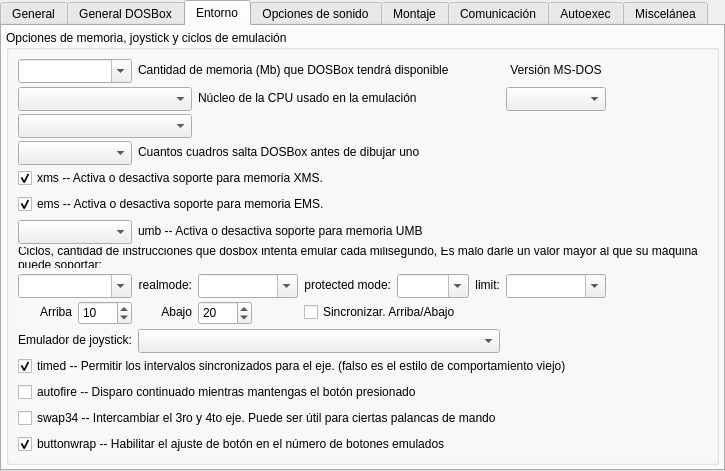
Old version of the form ui/addedit_dosbox.ui in the repository Monthy/gr-lida.
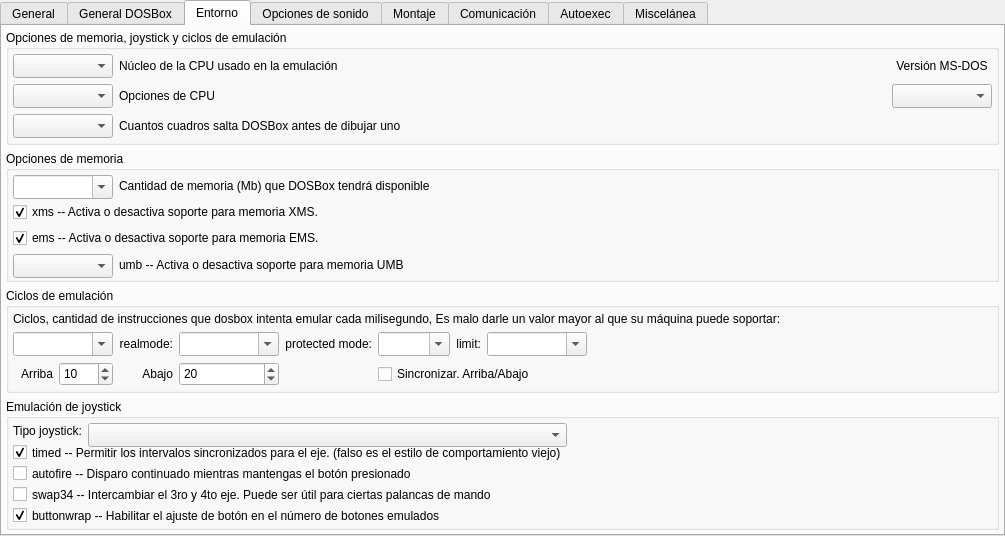
New version of the form. The open tabs and pages were chosen to show the change. Icons and pictures are not drawn.

```diff
--- a/ui/addedit_dosbox.ui
+++ b/ui/addedit_dosbox.ui
@@ -6,8 +6,8 @@
    <rect>
     <x>0</x>
     <y>0</y>
-    <width>725</width>
-    <height>471</height>
+    <width>1005</width>
+    <height>536</height>
    </rect>
   </property>
   <property name="windowTitle">
@@ -583,34 +583,77 @@
       <property name="title">
        <string>Opciones de memoria, joystick y ciclos de emulación</string>
       </property>
-      <layout class="QGridLayout" name="gridLayout_10" columnstretch="0,0,0,0,0,0,0,0,0,1">
-       <item row="0" column="0" colspan="2">
-        <widget class="QComboBox" name="cbxDbx_dosbox_memsize">
+      <layout class="QGridLayout" name="gridLayout_10" columnstretch="0,1,0">
+       <property name="margin">
+        <number>4</number>
+       </property>
+       <item row="0" column="0">
+        <widget class="QComboBox" name="cbxDbx_cpu_core">
          <property name="minimumSize">
           <size>
            <width>100</width>
            <height>24</height>
           </size>
          </property>
-         <property name="editable">
+         <property name="currentIndex">
+          <number>-1</number>
+         </property>
+        </widget>
+       </item>
+       <item row="0" column="1">
+        <widget class="QLabel" name="lb_Dbx_16">
+         <property name="text">
+          <string>Núcleo de la CPU usado en la emulación</string>
+         </property>
+         <property name="wordWrap">
           <bool>true</bool>
          </property>
+        </widget>
+       </item>
+       <item row="1" column="0">
+        <widget class="QComboBox" name="cbxDbx_cpu_cputype">
+         <property name="minimumSize">
+          <size>
+           <width>100</width>
+           <height>24</height>
+          </size>
+         </property>
+        </widget>
+       </item>
+       <item row="1" column="1">
+        <widget class="QLabel" name="lb_Dbx_58">
+         <property name="text">
+          <string>Opciones de CPU</string>
+         </property>
+         <property name="wordWrap">
+          <bool>true</bool>
+         </property>
+        </widget>
+       </item>
+       <item row="2" column="0">
+        <widget class="QComboBox" name="cbxDbx_render_frameskip">
+         <property name="minimumSize">
+          <size>
+           <width>100</width>
+           <height>24</height>
+          </size>
+         </property>
          <property name="currentIndex">
           <number>-1</number>
          </property>
         </widget>
        </item>
-       <item row="0" column="2" colspan="6">
-        <widget class="QLabel" name="lb_Dbx_15">
+       <item row="2" column="1">
+        <widget class="QLabel" name="lb_Dbx_17">
          <property name="text">
-          <string>Cantidad de memoria (Mb) que DOSBox tendrá disponible</string>
+          <string>Cuantos cuadros salta DOSBox antes de dibujar uno</string>
          </property>
          <property name="wordWrap">
           <bool>true</bool>
          </property>
         </widget>
        </item>
-       <item row="0" column="8">
+       <item row="0" column="2">
         <widget class="QLabel" name="lb_Dbx_71">
          <property name="text">
           <string>Versión MS-DOS</string>
@@ -620,7 +663,7 @@
          </property>
         </widget>
        </item>
-       <item row="1" column="8">
+       <item row="1" column="2">
         <widget class="QComboBox" name="cbxDbx_dos_version">
          <property name="minimumSize">
           <size>
@@ -633,7 +676,65 @@
          </property>
         </widget>
        </item>
-       <item row="6" column="0" colspan="2">
+      </layout>
+     </widget>
+    </item>
+    <item>
+     <widget class="QGroupBox" name="groupBox_13">
+      <property name="title">
+       <string>Opciones de memoria</string>
+      </property>
+      <layout class="QGridLayout" name="gridLayout_16" columnstretch="0,1">
+       <property name="margin">
+        <number>4</number>
+       </property>
+       <item row="0" column="0">
+        <widget class="QComboBox" name="cbxDbx_dosbox_memsize">
+         <property name="minimumSize">
+          <size>
+           <width>100</width>
+           <height>24</height>
+          </size>
+         </property>
+         <property name="editable">
+          <bool>true</bool>
+         </property>
+         <property name="currentIndex">
+          <number>-1</number>
+         </property>
+        </widget>
+       </item>
+       <item row="0" column="1">
+        <widget class="QLabel" name="lb_Dbx_15">
+         <property name="text">
+          <string>Cantidad de memoria (Mb) que DOSBox tendrá disponible</string>
+         </property>
+         <property name="wordWrap">
+          <bool>true</bool>
+         </property>
+        </widget>
+       </item>
+       <item row="1" column="0" colspan="2">
+        <widget class="QCheckBox" name="chkDbx_dos_xms">
+         <property name="text">
+          <string>xms -- Activa o desactiva soporte para memoria XMS.</string>
+         </property>
+         <property name="checked">
+          <bool>true</bool>
+         </property>
+        </widget>
+       </item>
+       <item row="2" column="0" colspan="2">
+        <widget class="QCheckBox" name="chkDbx_dos_ems">
+         <property name="text">
+          <string>ems -- Activa o desactiva soporte para memoria EMS.</string>
+         </property>
+         <property name="checked">
+          <bool>true</bool>
+         </property>
+        </widget>
+       </item>
+       <item row="3" column="0">
         <widget class="QComboBox" name="cbxDbx_dos_umb">
          <property name="minimumSize">
           <size>
@@ -643,7 +744,26 @@
          </property>
         </widget>
        </item>
-       <item row="7" column="0" colspan="10">
+       <item row="3" column="1">
+        <widget class="QLabel" name="lb_Dbx_18">
+         <property name="text">
+          <string>umb -- Activa o desactiva soporte para memoria UMB</string>
+         </property>
+        </widget>
+       </item>
+      </layout>
+     </widget>
+    </item>
+    <item>
+     <widget class="QGroupBox" name="groupBox">
+      <property name="title">
+       <string>Ciclos de emulación</string>
+      </property>
+      <layout class="QGridLayout" name="gridLayout_15">
+       <property name="margin">
+        <number>4</number>
+       </property>
+       <item row="0" column="0" colspan="9">
         <widget class="QLabel" name="lb_Dbx_19">
          <property name="text">
           <string>Ciclos, cantidad de instrucciones que dosbox intenta emular cada milisegundo, Es malo darle un valor mayor al que su máquina puede soportar:</string>
@@ -653,7 +773,7 @@
          </property>
         </widget>
        </item>
-       <item row="8" column="0" colspan="2">
+       <item row="1" column="0" colspan="2">
         <widget class="QComboBox" name="cbxDbx_cpu_cycles">
          <property name="minimumSize">
           <size>
@@ -666,7 +786,7 @@
          </property>
         </widget>
        </item>
-       <item row="8" column="2">
+       <item row="1" column="2">
         <widget class="QLabel" name="lb_Dbx_67">
          <property name="text">
           <string>realmode:</string>
@@ -676,7 +796,7 @@
          </property>
         </widget>
        </item>
-       <item row="8" column="3" colspan="2">
+       <item row="1" column="3">
         <widget class="QComboBox" name="cbxDbx_cpu_cycles_realmode">
          <property name="minimumSize">
           <size>
@@ -689,7 +809,7 @@
          </property>
         </widget>
        </item>
-       <item row="8" column="5">
+       <item row="1" column="4">
         <widget class="QLabel" name="lb_Dbx_68">
          <property name="text">
           <string>protected mode:</string>
@@ -699,7 +819,7 @@
          </property>
         </widget>
        </item>
-       <item row="8" column="6">
+       <item row="1" column="5">
         <widget class="QComboBox" name="cbxDbx_cpu_cycles_protmode">
          <property name="minimumSize">
           <size>
@@ -715,7 +835,7 @@
          </property>
         </widget>
        </item>
-       <item row="8" column="7">
+       <item row="1" column="6">
         <widget class="QLabel" name="lb_Dbx_69">
          <property name="text">
           <string>limit:</string>
@@ -725,7 +845,7 @@
          </property>
         </widget>
        </item>
-       <item row="8" column="8">
+       <item row="1" column="7">
         <widget class="QComboBox" name="cbxDbx_cpu_cycles_limitmode">
          <property name="minimumSize">
           <size>
@@ -738,7 +858,7 @@
          </property>
         </widget>
        </item>
-       <item row="9" column="0">
+       <item row="2" column="0">
         <widget class="QLabel" name="lb_Dbx_20">
          <property name="text">
           <string>Arriba</string>
@@ -748,7 +868,7 @@
          </property>
         </widget>
        </item>
-       <item row="9" column="1">
+       <item row="2" column="1">
         <widget class="QSpinBox" name="spinDbx_cpu_cycleup">
          <property name="minimumSize">
           <size>
@@ -764,7 +884,7 @@
          </property>
         </widget>
        </item>
-       <item row="9" column="2">
+       <item row="2" column="2">
         <widget class="QLabel" name="lb_Dbx_21">
          <property name="text">
           <string>Abajo</string>
@@ -774,7 +894,7 @@
          </property>
         </widget>
        </item>
-       <item row="9" column="3">
+       <item row="2" column="3">
         <widget class="QSpinBox" name="spinDbx_cpu_cycledown">
          <property name="minimumSize">
           <size>
@@ -790,68 +910,56 @@
          </property>
         </widget>
        </item>
-       <item row="10" column="0" colspan="2">
-        <widget class="QLabel" name="lb_Dbx_22">
-         <property name="text">
-          <string>Emulador de joystick:</string>
-         </property>
-         <property name="alignment">
-          <set>Qt::AlignRight|Qt::AlignTrailing|Qt::AlignVCenter</set>
-         </property>
-        </widget>
-       </item>
-       <item row="15" column="1">
-        <spacer name="verticalSpacer_11">
-         <property name="orientation">
-          <enum>Qt::Vertical</enum>
-         </property>
-         <property name="sizeHint" stdset="0">
-          <size>
-           <width>20</width>
-           <height>54</height>
-          </size>
-         </property>
-        </spacer>
-       </item>
-       <item row="4" column="0" colspan="10">
-        <widget class="QCheckBox" name="chkDbx_dos_xms">
-         <property name="text">
-          <string>xms -- Activa o desactiva soporte para memoria XMS.</string>
-         </property>
-         <property name="checked">
-          <bool>true</bool>
-         </property>
-        </widget>
-       </item>
-       <item row="5" column="0" colspan="10">
-        <widget class="QCheckBox" name="chkDbx_dos_ems">
-         <property name="text">
-          <string>ems -- Activa o desactiva soporte para memoria EMS.</string>
-         </property>
-         <property name="checked">
-          <bool>true</bool>
-         </property>
-        </widget>
-       </item>
-       <item row="6" column="2" colspan="8">
-        <widget class="QLabel" name="lb_Dbx_18">
-         <property name="text">
-          <string>umb -- Activa o desactiva soporte para memoria UMB</string>
-         </property>
-        </widget>
-       </item>
-       <item row="9" column="5" colspan="5">
+       <item row="2" column="5" colspan="3">
         <widget class="QCheckBox" name="chkDbx_cycle_sincronizar">
          <property name="text">
           <string>Sincronizar. Arriba/Abajo</string>
          </property>
         </widget>
        </item>
-       <item row="10" column="2" colspan="6">
+       <item row="1" column="8">
+        <spacer name="horizontalSpacer_2">
+         <property name="orientation">
+          <enum>Qt::Horizontal</enum>
+         </property>
+         <property name="sizeHint" stdset="0">
+          <size>
+           <width>40</width>
+           <height>20</height>
+          </size>
+         </property>
+        </spacer>
+       </item>
+      </layout>
+     </widget>
+    </item>
+    <item>
+     <widget class="QGroupBox" name="groupBox_12">
+      <property name="title">
+       <string>Emulación de joystick</string>
+      </property>
+      <layout class="QGridLayout" name="gridLayout_14">
+       <property name="margin">
+        <number>4</number>
+       </property>
+       <item row="0" column="0">
+        <widget class="QLabel" name="lb_Dbx_22">
+         <property name="text">
+          <string>Tipo joystick:</string>
+         </property>
+        </widget>
+       </item>
+       <item row="0" column="1">
         <widget class="QComboBox" name="cbxDbx_joystick_type">
+         <property name="sizePolicy">
+          <sizepolicy hsizetype="MinimumExpanding" vsizetype="Fixed">
+           <horstretch>0</horstretch>
+           <verstretch>0</verstretch>
+          </sizepolicy>
+         </property>
          <property name="minimumSize">
           <size>
-           <width>100</width>
+           <width>0</width>
            <height>24</height>
           </size>
          </property>
@@ -863,21 +971,44 @@
          </property>
         </widget>
        </item>
-       <item row="12" column="0" colspan="10">
+       <item row="0" column="2">
+        <spacer name="horizontalSpacer">
+         <property name="orientation">
+          <enum>Qt::Horizontal</enum>
+         </property>
+         <property name="sizeHint" stdset="0">
+          <size>
+           <width>40</width>
+           <height>20</height>
+          </size>
+         </property>
+        </spacer>
+       </item>
+       <item row="1" column="0" colspan="2">
+        <widget class="QCheckBox" name="chkDbx_joystick_timed">
+         <property name="text">
+          <string>timed -- Permitir los intervalos sincronizados para el eje. (falso es el estilo de comportamiento viejo)</string>
+         </property>
+         <property name="checked">
+          <bool>true</bool>
+         </property>
+        </widget>
+       </item>
+       <item row="2" column="0" colspan="2">
         <widget class="QCheckBox" name="chkDbx_joystick_autofire">
          <property name="text">
           <string>autofire -- Disparo continuado mientras mantengas el botón presionado</string>
          </property>
         </widget>
        </item>
-       <item row="13" column="0" colspan="10">
+       <item row="3" column="0" colspan="2">
         <widget class="QCheckBox" name="chkDbx_joystick_swap34">
          <property name="text">
           <string>swap34 -- Intercambiar el 3ro y 4to eje. Puede ser útil para ciertas palancas de mando</string>
          </property>
         </widget>
        </item>
-       <item row="14" column="0" colspan="10">
+       <item row="4" column="0" colspan="2">
         <widget class="QCheckBox" name="chkDbx_joystick_buttonwrap">
          <property name="text">
           <string>buttonwrap -- Habilitar el ajuste de botón en el número de botones emulados</string>
@@ -887,75 +1018,22 @@
          </property>
         </widget>
        </item>
-       <item row="11" column="0" colspan="10">
-        <widget class="QCheckBox" name="chkDbx_joystick_timed">
-         <property name="text">
-          <string>timed -- Permitir los intervalos sincronizados para el eje. (falso es el estilo de comportamiento viejo)</string>
-         </property>
-         <property name="checked">
-          <bool>true</bool>
-         </property>
-        </widget>
-       </item>
-       <item row="1" column="3" colspan="5">
-        <widget class="QLabel" name="lb_Dbx_16">
-         <property name="text">
-          <string>Núcleo de la CPU usado en la emulación</string>
-         </property>
-         <property name="wordWrap">
-          <bool>true</bool>
-         </property>
-        </widget>
-       </item>
-       <item row="1" column="0" colspan="3">
-        <widget class="QComboBox" name="cbxDbx_cpu_core">
-         <property name="minimumSize">
-          <size>
-           <width>100</width>
-           <height>24</height>
-          </size>
-         </property>
-         <property name="currentIndex">
-          <number>-1</number>
-         </property>
-        </widget>
-       </item>
-       <item row="2" column="0" colspan="3">
-        <widget class="QComboBox" name="cbxDbx_cpu_cputype">
-         <property name="minimumSize">
-          <size>
-           <width>100</width>
-           <height>24</height>
-          </size>
-         </property>
-        </widget>
-       </item>
-       <item row="3" column="0" colspan="2">
-        <widget class="QComboBox" name="cbxDbx_render_frameskip">
-         <property name="minimumSize">
-          <size>
-           <width>100</width>
-           <height>24</height>
-          </size>
-         </property>
-         <property name="currentIndex">
-          <number>-1</number>
-         </property>
-        </widget>
-       </item>
-       <item row="3" column="2" colspan="8">
-        <widget class="QLabel" name="lb_Dbx_17">
-         <property name="text">
-          <string>Cuantos cuadros salta DOSBox antes de dibujar uno</string>
-         </property>
-         <property name="wordWrap">
-          <bool>true</bool>
-         </property>
-        </widget>
-       </item>
       </layout>
      </widget>
     </item>
+    <item>
+     <spacer name="verticalSpacer_11">
+      <property name="orientation">
+       <enum>Qt::Vertical</enum>
+      </property>
+      <property name="sizeHint" stdset="0">
+       <size>
+        <width>20</width>
+        <height>10</height>
+       </size>
+      </property>
+     </spacer>
+    </item>
    </layout>
   </widget>
   <widget class="QWidget" name="tabDbx_4">
```
Left out of the diff: 19 changed lines with no effect on the pictures.
